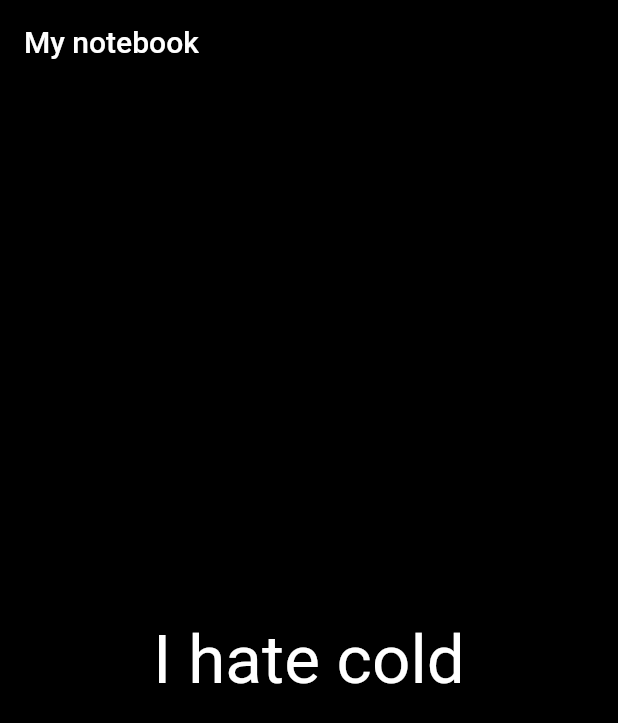
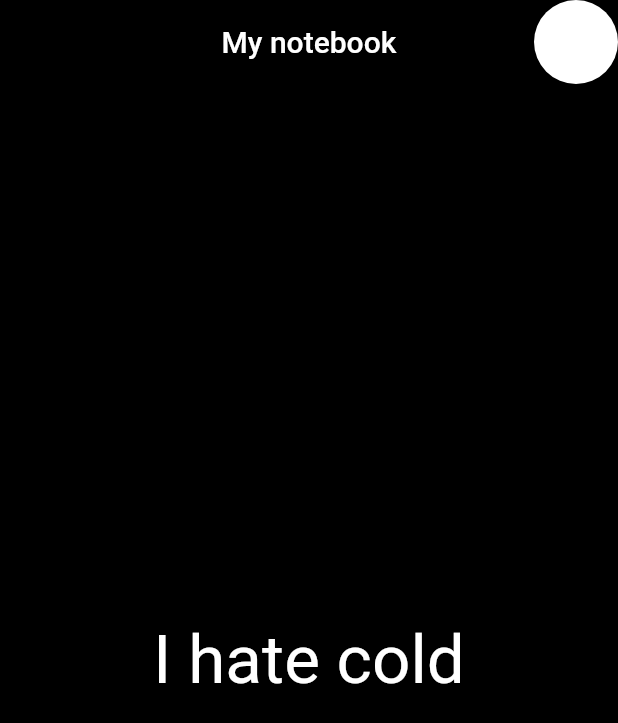
Before and after one commit to Vitaliklisa/vital_app, a Flutter app: the screen it shows after launch, on a phone screen of 412 x 824 dp. Shown: the top 723 px of the screen. Run offline on Flutter 3.47's test engine with Material 2 defaults, Android fonts, the phone set to English and light mode, and no system bars.

Commit message:
New theme white

```diff
--- a/lib/ok.dart
+++ /dev/null
@@ -1,20 +0,0 @@
-import 'package:flutter/material.dart';
-import 'package:flutter/widgets.dart';
-
-class Ok extends StatelessWidget {
-  @override
-  Widget build(BuildContext context) {
-    return Scaffold(
-      appBar: AppBar(
-        title: Text("My notebook"),
-      ),
-      body: Container(
-        alignment: Alignment.center,
-        color: Color(0xFF000000),
-        child: Text(
-          'I hate cold',style: TextStyle(fontSize: 45.0,color: Color(0xFFFFFFFF)),
-        ),
-      ),
-    );
-  }
-}
--- /dev/null
+++ b/lib/presentation/features/screen/screen.dart
@@ -0,0 +1,45 @@
+import 'package:flutter/material.dart';
+import 'package:flutter/widgets.dart';
+import 'package:provider/provider.dart';
+import 'package:vital_app/presentation/features/screen/screen_model.dart';
+import 'package:vital_app/presentation/features/screen/screen_view.dart';
+
+class Screen extends StatefulWidget {
+  @override
+  _ScreenState createState() => _ScreenState();
+}
+
+class _ScreenState extends State<Screen> implements ScreenView {
+
+  @override
+  Widget build(BuildContext context) {
+    return ChangeNotifierProvider(
+      create: (BuildContext context) => ScreenModel(this),
+      child: Consumer<ScreenModel>(
+        builder: (context, model, child) {
+          return Scaffold(
+            appBar: AppBar(
+              backgroundColor: model.backgroundColor,
+              title: Text("My notebook",style: TextStyle(color: model.textColor),),
+              centerTitle: true,
+              actions: [
+                FloatingActionButton(
+                  backgroundColor: model.buttonColor,
+                  onPressed: model.onFabPressed,
+                )
+              ],
+            ),
+            body: Container(
+              alignment: Alignment.center,
+              color: model.backgroundColor,
+              child: Text(
+                'I hate cold',
+                style: TextStyle(fontSize: 45.0, color: model.textColor),
+              ),
+            ),
+          );
+        },
+      ),
+    );
+  }
+}
--- /dev/null
+++ b/lib/presentation/features/screen/screen_model.dart
@@ -0,0 +1,56 @@
+import 'package:flutter/cupertino.dart';
+import 'package:vital_app/presentation/features/screen/screen_view.dart';
+
+class ScreenModel with ChangeNotifier {
+  Color _black = Color(0xFF000000);
+  Color _white = Color(0xFFFFFFFF);
+
+  late Color _backgroundColor = _black;
+
+  Color get backgroundColor => _backgroundColor;
+
+  late Color _textColor = _white;
+
+  Color get textColor => _textColor;
+
+  late Color _buttonColor = _white;
+
+  Color get buttonColor => _buttonColor;
+
+  //do not remove
+  ScreenView _screenView;
+
+  ScreenModel(this._screenView);
+
+  void onFabPressed() {
+    _changeTextColor();
+    _changeBackgroundColor();
+    _changeButtonColor();
+    notifyListeners();
+  }
+
+  void _changeBackgroundColor() {
+    if( _backgroundColor == _white){
+      _backgroundColor = _black;
+    } else {
+      _backgroundColor = _white;
+    }
+  }
+
+
+  void _changeButtonColor() {
+    if(_buttonColor == _white){
+      _buttonColor = _black;
+    } else {
+      _buttonColor = _white;
+    }
+  }
+
+  void _changeTextColor() {
+     if(_textColor == _white){
+      _textColor = _black;
+    } else {
+      _textColor = _white;
+    }
+  }
+}
--- /dev/null
+++ b/lib/presentation/features/screen/screen_view.dart
@@ -0,0 +1,3 @@
+abstract class ScreenView {
+
+}
--- a/lib/vitalik_app.dart
+++ b/lib/vitalik_app.dart
@@ -1,7 +1,7 @@
 import 'package:flutter/material.dart';
 import 'package:flutter/widgets.dart';
-import 'package:vital_app/app_colors.dart';
-import 'package:vital_app/ok.dart';
+import 'package:vital_app/presentation/values/app_colors.dart';
+import 'package:vital_app/presentation/features/screen/screen.dart';
 
 class VitalikApp extends StatelessWidget {
   @override
@@ -9,7 +9,7 @@ class VitalikApp extends StatelessWidget {
     return MaterialApp(
       title: 'Vital site',
       theme: ThemeData(primarySwatch: AppColors.primarySwatch),
-      home: Ok(),
+      home: Screen(),
     );
   }
 }
--- a/pubspec.yaml
+++ b/pubspec.yaml
@@ -28,6 +28,10 @@ dependencies:
   # The following adds the Cupertino Icons font to your application.
   # Use with the CupertinoIcons class for iOS style icons.
   cupertino_icons: ^1.0.2
+
+  # to add  ChangeNotifierProvider and Consumer and
+  # for implementing  MVP structural design pattern
+  provider: ^5.0.0
 
 dev_dependencies:
   flutter_test:
```
Also changed, not shown: lib/presentation/values/app_colors.dart (renamed from lib/app_colors.dart), pubspec.lock.
